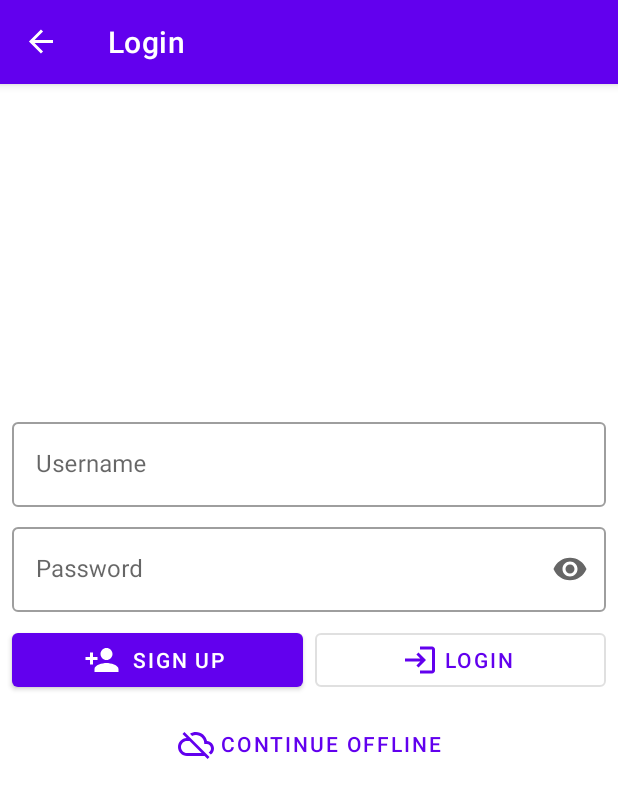
After one commit to humolang/android-todo-list, an Android app: the TodoLoginFragment screen opened through its navigation route, on a phone screen of 412 x 824 dp. The commit adds this screen. Shown: the top 798 px of the screen. Run offline under Robolectric (Android 15) with nearby library versions, the phone set to English and light mode, and no system bars; our stand-ins replace Room's generated code, navigation-ui.

Commit message:
Login fragment

```diff
--- a/app/src/main/java/com/coriolang/todolist/ui/TodoListFragment.kt
+++ b/app/src/main/java/com/coriolang/todolist/ui/TodoListFragment.kt
@@ -1,11 +1,12 @@
 package com.coriolang.todolist.ui
 
 import android.os.Bundle
-import android.view.LayoutInflater
-import android.view.View
-import android.view.ViewGroup
+import android.view.*
+import androidx.core.view.MenuHost
+import androidx.core.view.MenuProvider
 import androidx.fragment.app.Fragment
 import androidx.fragment.app.activityViewModels
+import androidx.lifecycle.Lifecycle
 import androidx.lifecycle.lifecycleScope
 import androidx.navigation.fragment.findNavController
 import androidx.recyclerview.widget.LinearLayoutManager
@@ -39,6 +40,29 @@ class TodoListFragment : Fragment(R.layout.fragment_todo_list) {
 
     override fun onViewCreated(view: View, savedInstanceState: Bundle?) {
         super.onViewCreated(view, savedInstanceState)
+
+        val menuHost: MenuHost = requireActivity()
+        menuHost.addMenuProvider(object : MenuProvider {
+
+            override fun onCreateMenu(
+                menu: Menu,
+                menuInflater: MenuInflater
+            ) {
+                menuInflater.inflate(R.menu.options_menu, menu)
+            }
+
+            override fun onMenuItemSelected(menuItem: MenuItem): Boolean {
+                when (menuItem.itemId) {
+                    R.id.option_login -> {
+                        val action = TodoListFragmentDirections
+                            .actionTodoListFragmentToTodoLoginFragment()
+                        findNavController().navigate(action)
+                    }
+                }
+
+                return true
+            }
+        }, viewLifecycleOwner, Lifecycle.State.RESUMED)
 
         val onCheckboxClicked = { id: String, isCompleted: Boolean ->
             viewModel.setTodoIsCompleted(id, isCompleted)
--- /dev/null
+++ b/app/src/main/java/com/coriolang/todolist/ui/TodoLoginFragment.kt
@@ -0,0 +1,35 @@
+package com.coriolang.todolist.ui
+
+import android.os.Bundle
+import android.view.LayoutInflater
+import android.view.View
+import android.view.ViewGroup
+import androidx.fragment.app.Fragment
+import com.coriolang.todolist.R
+import com.coriolang.todolist.databinding.FragmentTodoLoginBinding
+
+class TodoLoginFragment : Fragment(R.layout.fragment_todo_login) {
+
+    private var _binding: FragmentTodoLoginBinding? = null
+    private val binding
+        get() = _binding!!
+
+    override fun onCreateView(
+        inflater: LayoutInflater,
+        container: ViewGroup?,
+        savedInstanceState: Bundle?
+    ): View? {
+        _binding = FragmentTodoLoginBinding
+            .inflate(inflater, container, false)
+        return binding.root
+    }
+
+    override fun onViewCreated(view: View, savedInstanceState: Bundle?) {
+        super.onViewCreated(view, savedInstanceState)
+    }
+
+    override fun onDestroyView() {
+        super.onDestroyView()
+        _binding = null
+    }
+}
--- /dev/null
+++ b/app/src/main/res/drawable/ic_login.xml
@@ -0,0 +1,5 @@
+<vector android:autoMirrored="true" android:height="24dp"
+    android:tint="#000000" android:viewportHeight="24"
+    android:viewportWidth="24" android:width="24dp" xmlns:android="http://schemas.android.com/apk/res/android">
+    <path android:fillColor="@android:color/white" android:pathData="M11,7L9.6,8.4l2.6,2.6H2v2h10.2l-2.6,2.6L11,17l5,-5L11,7zM20,19h-8v2h8c1.1,0 2,-0.9 2,-2V5c0,-1.1 -0.9,-2 -2,-2h-8v2h8V19z"/>
+</vector>
--- /dev/null
+++ b/app/src/main/res/drawable/ic_offline.xml
@@ -0,0 +1,5 @@
+<vector android:height="24dp" android:tint="#000000"
+    android:viewportHeight="24" android:viewportWidth="24"
+    android:width="24dp" xmlns:android="http://schemas.android.com/apk/res/android">
+    <path android:fillColor="@android:color/white" android:pathData="M19.35,10.04C18.67,6.59 15.64,4 12,4c-1.48,0 -2.85,0.43 -4.01,1.17l1.46,1.46C10.21,6.23 11.08,6 12,6c3.04,0 5.5,2.46 5.5,5.5v0.5H19c1.66,0 3,1.34 3,3 0,1.13 -0.64,2.11 -1.56,2.62l1.45,1.45C23.16,18.16 24,16.68 24,15c0,-2.64 -2.05,-4.78 -4.65,-4.96zM3,5.27l2.75,2.74C2.56,8.15 0,10.77 0,14c0,3.31 2.69,6 6,6h11.73l2,2L21,20.73 4.27,4 3,5.27zM7.73,10l8,8H6c-2.21,0 -4,-1.79 -4,-4s1.79,-4 4,-4h1.73z"/>
+</vector>
--- /dev/null
+++ b/app/src/main/res/drawable/ic_registration.xml
@@ -0,0 +1,5 @@
+<vector android:height="24dp" android:tint="#000000"
+    android:viewportHeight="24" android:viewportWidth="24"
+    android:width="24dp" xmlns:android="http://schemas.android.com/apk/res/android">
+    <path android:fillColor="@android:color/white" android:pathData="M15,12c2.21,0 4,-1.79 4,-4s-1.79,-4 -4,-4 -4,1.79 -4,4 1.79,4 4,4zM6,10L6,7L4,7v3L1,10v2h3v3h2v-3h3v-2L6,10zM15,14c-2.67,0 -8,1.34 -8,4v2h16v-2c0,-2.66 -5.33,-4 -8,-4z"/>
+</vector>
--- /dev/null
+++ b/app/src/main/res/layout/fragment_todo_login.xml
@@ -0,0 +1,97 @@
+<?xml version="1.0" encoding="utf-8"?>
+<androidx.constraintlayout.widget.ConstraintLayout xmlns:android="http://schemas.android.com/apk/res/android"
+    xmlns:app="http://schemas.android.com/apk/res-auto"
+    xmlns:tools="http://schemas.android.com/tools"
+    android:layout_width="match_parent"
+    android:layout_height="match_parent"
+    tools:context=".ui.TodoLoginFragment">
+
+    <com.google.android.material.textfield.TextInputLayout
+        android:id="@+id/text_input_username"
+        android:layout_width="0dp"
+        android:layout_height="wrap_content"
+        android:layout_marginStart="8dp"
+        android:layout_marginEnd="8dp"
+        android:layout_marginBottom="8dp"
+        app:layout_constraintBottom_toTopOf="@+id/text_input_password"
+        app:layout_constraintEnd_toEndOf="parent"
+        app:layout_constraintStart_toStartOf="parent"
+        style="@style/Widget.MaterialComponents.TextInputLayout.OutlinedBox" >
+
+        <com.google.android.material.textfield.TextInputEditText
+            android:layout_width="match_parent"
+            android:layout_height="wrap_content"
+            android:hint="@string/username" />
+
+    </com.google.android.material.textfield.TextInputLayout>
+
+    <com.google.android.material.textfield.TextInputLayout
+        android:id="@+id/text_input_password"
+        android:layout_width="0dp"
+        android:layout_height="wrap_content"
+        android:layout_marginStart="8dp"
+        android:layout_marginEnd="8dp"
+        android:layout_marginBottom="8dp"
+        app:endIconMode="password_toggle"
+        app:layout_constraintBottom_toTopOf="@+id/button_registration"
+        app:layout_constraintEnd_toEndOf="parent"
+        app:layout_constraintStart_toStartOf="parent"
+        style="@style/Widget.MaterialComponents.TextInputLayout.OutlinedBox" >
+
+        <com.google.android.material.textfield.TextInputEditText
+            android:layout_width="match_parent"
+            android:layout_height="wrap_content"
+            android:inputType="textPassword"
+            android:hint="@string/password" />
+
+    </com.google.android.material.textfield.TextInputLayout>
+
+    <Button
+        android:id="@+id/button_registration"
+        style="@style/Widget.MaterialComponents.Button.Icon"
+        android:layout_width="0dp"
+        android:layout_height="wrap_content"
+        android:layout_marginStart="8dp"
+        android:layout_marginTop="8dp"
+        android:layout_marginEnd="8dp"
+        android:layout_marginBottom="8dp"
+        android:text="@string/sign_up"
+        app:icon="@drawable/ic_registration"
+        app:iconGravity="textStart"
+        app:layout_constraintBottom_toBottomOf="parent"
+        app:layout_constraintEnd_toStartOf="@+id/button_login"
+        app:layout_constraintHorizontal_bias="0.5"
+        app:layout_constraintStart_toStartOf="parent"
+        app:layout_constraintTop_toTopOf="parent" />
+
+    <Button
+        android:id="@+id/button_login"
+        style="@style/Widget.MaterialComponents.Button.OutlinedButton.Icon"
+        android:layout_width="0dp"
+        android:layout_height="wrap_content"
+        android:layout_marginTop="8dp"
+        android:layout_marginEnd="8dp"
+        android:text="@string/login"
+        app:icon="@drawable/ic_login"
+        app:iconGravity="textStart"
+        app:layout_constraintEnd_toEndOf="parent"
+        app:layout_constraintHorizontal_bias="0.5"
+        app:layout_constraintStart_toEndOf="@+id/button_registration"
+        app:layout_constraintTop_toBottomOf="@+id/text_input_password" />
+
+    <Button
+        android:id="@+id/button_offline"
+        style="@style/Widget.MaterialComponents.Button.TextButton.Icon"
+        android:layout_width="0dp"
+        android:layout_height="wrap_content"
+        android:layout_marginStart="8dp"
+        android:layout_marginTop="8dp"
+        android:layout_marginEnd="8dp"
+        android:text="@string/continue_offline"
+        app:icon="@drawable/ic_offline"
+        app:iconGravity="textStart"
+        app:layout_constraintEnd_toEndOf="parent"
+        app:layout_constraintStart_toStartOf="parent"
+        app:layout_constraintTop_toBottomOf="@+id/button_registration" />
+
+</androidx.constraintlayout.widget.ConstraintLayout>
--- /dev/null
+++ b/app/src/main/res/menu/options_menu.xml
@@ -0,0 +1,8 @@
+<?xml version="1.0" encoding="utf-8"?>
+<menu xmlns:android="http://schemas.android.com/apk/res/android"
+    xmlns:app="http://schemas.android.com/apk/res-auto">
+
+    <item android:id="@+id/option_login"
+        android:title="@string/login" />
+
+</menu>
--- a/app/src/main/res/navigation/nav_graph.xml
+++ b/app/src/main/res/navigation/nav_graph.xml
@@ -13,6 +13,9 @@
         <action
             android:id="@+id/action_todoListFragment_to_todoEditFragment"
             app:destination="@id/todoEditFragment" />
+        <action
+            android:id="@+id/action_todoListFragment_to_todoLoginFragment"
+            app:destination="@id/todoLoginFragment" />
     </fragment>
     <fragment
         android:id="@+id/todoEditFragment"
@@ -28,4 +31,15 @@
             android:name="isNewItem"
             app:argType="boolean" />
     </fragment>
+    <fragment
+        android:id="@+id/todoLoginFragment"
+        android:name="com.coriolang.todolist.ui.TodoLoginFragment"
+        android:label="@string/login"
+        tools:layout="@layout/fragment_todo_login" >
+        <action
+            android:id="@+id/action_todoLoginFragment_to_todoListFragment2"
+            app:destination="@id/todoListFragment"
+            app:popUpTo="@id/todoListFragment"
+            app:popUpToInclusive="true" />
+    </fragment>
 </navigation>
--- a/app/src/main/res/values/strings.xml
+++ b/app/src/main/res/values/strings.xml
@@ -12,4 +12,9 @@
     <string name="select_date">Select date</string>
     <string name="delete">Delete</string>
     <string name="save">Save</string>
+    <string name="login">Login</string>
+    <string name="sign_up">Sign Up</string>
+    <string name="continue_offline">Continue Offline</string>
+    <string name="username">Username</string>
+    <string name="password">Password</string>
 </resources>
```
